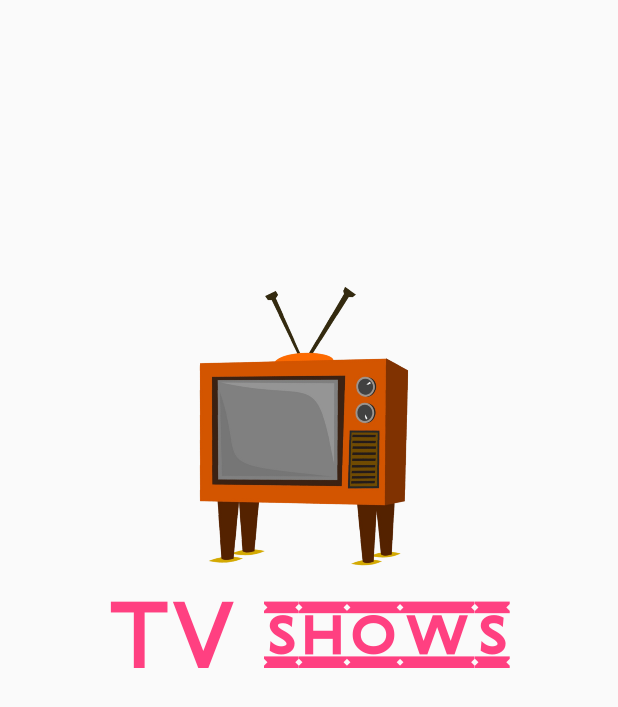
After one commit to jguerrerope/challenge-tv-show, an Android app: the SplashActivity screen opened directly, with no data from a screen before it, on a phone screen of 412 x 824 dp. The commit adds this screen. Shown: the top 707 px of the screen. Run offline under Robolectric (Android 15) with nearby library versions, the phone set to English and light mode, and no system bars.

Commit message:
- created splash screen

```diff
--- a/app/src/main/AndroidManifest.xml
+++ b/app/src/main/AndroidManifest.xml
@@ -9,13 +9,20 @@
         android:roundIcon="@mipmap/ic_launcher_round"
         android:supportsRtl="true"
         android:theme="@style/AppTheme">
-        <activity android:name=".MainActivity">
+
+        <activity
+            android:name=".ui.SplashActivity"
+            android:screenOrientation="portrait">
             <intent-filter>
                 <action android:name="android.intent.action.MAIN" />
-
                 <category android:name="android.intent.category.LAUNCHER" />
             </intent-filter>
         </activity>
+
+
+        <activity
+            android:name=".ui.MainActivity"
+            android:screenOrientation="portrait" />
     </application>
 
 </manifest>
--- a/app/src/main/java/com/jguerrerope/tvchallenge/MainActivity.kt
+++ b/app/src/main/java/com/jguerrerope/tvchallenge/ui/MainActivity.kt
@@ -1,7 +1,8 @@
-package com.jguerrerope.tvchallenge
+package com.jguerrerope.tvchallenge.ui
 
+import android.os.Bundle
 import android.support.v7.app.AppCompatActivity
-import android.os.Bundle
+import com.jguerrerope.tvchallenge.R
 
 class MainActivity : AppCompatActivity() {
 
--- /dev/null
+++ b/app/src/main/java/com/jguerrerope/tvchallenge/ui/SplashActivity.kt
@@ -0,0 +1,44 @@
+package com.jguerrerope.tvchallenge.ui
+
+import android.os.Bundle
+import android.os.Handler
+import android.support.v7.app.AppCompatActivity
+import com.jguerrerope.tvchallenge.R
+import org.jetbrains.anko.startActivity
+import java.util.concurrent.TimeUnit
+
+
+/**
+ * The {@link SplashActivity} of the app that make as point entry
+ */
+class SplashActivity : AppCompatActivity() {
+    companion object {
+        private val SPLASH_DELAY = TimeUnit.SECONDS.toMillis(2)
+    }
+
+    private var delayHandler = Handler()
+
+    /**
+     * Runnable used to route app.
+     */
+    private val runnable: Runnable = Runnable {
+        if (!isFinishing) {
+            startActivity<MainActivity>()
+            finish()
+        }
+    }
+
+    override fun onCreate(savedInstanceState: Bundle?) {
+        super.onCreate(savedInstanceState)
+        setContentView(R.layout.activity_splash)
+
+        //execute router runnable with delay
+        delayHandler.postDelayed(runnable, SPLASH_DELAY)
+    }
+
+    public override fun onDestroy() {
+        // remove Runnable router
+        delayHandler.removeCallbacks(runnable)
+        super.onDestroy()
+    }
+}
--- a/app/src/main/res/layout/activity_main.xml
+++ b/app/src/main/res/layout/activity_main.xml
@@ -4,7 +4,7 @@
     xmlns:tools="http://schemas.android.com/tools"
     android:layout_width="match_parent"
     android:layout_height="match_parent"
-    tools:context=".MainActivity">
+    tools:context=".ui.MainActivity">
 
     <TextView
         android:layout_width="wrap_content"
--- /dev/null
+++ b/app/src/main/res/layout/activity_splash.xml
@@ -0,0 +1,36 @@
+<?xml version="1.0" encoding="utf-8"?>
+<android.support.constraint.ConstraintLayout xmlns:android="http://schemas.android.com/apk/res/android"
+    xmlns:app="http://schemas.android.com/apk/res-auto"
+    xmlns:tools="http://schemas.android.com/tools"
+    android:layout_width="match_parent"
+    android:layout_height="match_parent"
+    tools:context=".ui.MainActivity">
+
+    <ImageView
+        android:id="@+id/logo"
+        android:layout_width="@dimen/splash_logo_width"
+        android:layout_height="@dimen/splash_logo_height"
+        android:layout_gravity="center"
+        android:src="@drawable/tv_vintage"
+        app:layout_constraintBottom_toBottomOf="parent"
+        app:layout_constraintHorizontal_bias="0.5"
+        app:layout_constraintLeft_toLeftOf="parent"
+        app:layout_constraintRight_toRightOf="parent"
+        app:layout_constraintTop_toTopOf="parent"
+        app:layout_constraintVertical_bias="0.3" />
+
+
+    <TextView
+        android:layout_width="0dp"
+        android:layout_height="wrap_content"
+        android:gravity="center"
+        android:text="@string/app_name"
+        android:textAppearance="@style/TextUndergroundRegular60.Accent"
+        app:layout_constraintBottom_toBottomOf="parent"
+        app:layout_constraintHorizontal_bias="0.5"
+        app:layout_constraintLeft_toLeftOf="@+id/logo"
+        app:layout_constraintRight_toRightOf="@+id/logo"
+        app:layout_constraintTop_toBottomOf="@+id/logo"
+        app:layout_constraintVertical_bias="0.0" />
+
+</android.support.constraint.ConstraintLayout>
```
Also changed, not shown: app/src/main/res/drawable-nodpi/tv_vintage.png (added).
